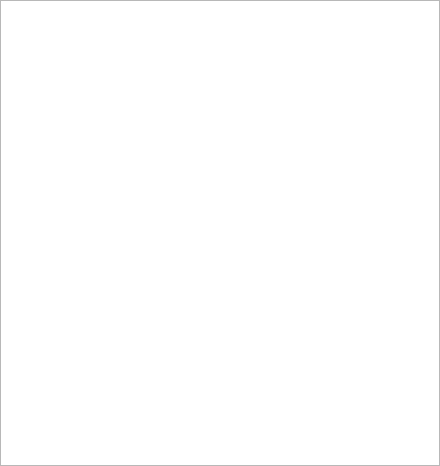
Old version of the form src/gui/filter/FileFilterWidget.ui in the repository tomvodi/QTail.
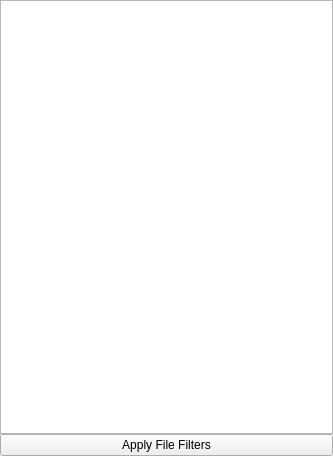
New version of the form.

Commit message: added apply button

Diff of the .ui file:
```diff
--- a/src/gui/filter/FileFilterWidget.ui
+++ b/src/gui/filter/FileFilterWidget.ui
@@ -6,8 +6,8 @@
    <rect>
     <x>0</x>
     <y>0</y>
-    <width>440</width>
-    <height>466</height>
+    <width>333</width>
+    <height>456</height>
    </rect>
   </property>
   <property name="windowTitle">
@@ -56,6 +56,13 @@
      </column>
     </widget>
    </item>
+   <item row="1" column="0">
+    <widget class="QPushButton" name="applyFiltersButton">
+     <property name="text">
+      <string>Apply File Filters</string>
+     </property>
+    </widget>
+   </item>
   </layout>
  </widget>
  <resources/>
```
The commit also changes 1 other file.
